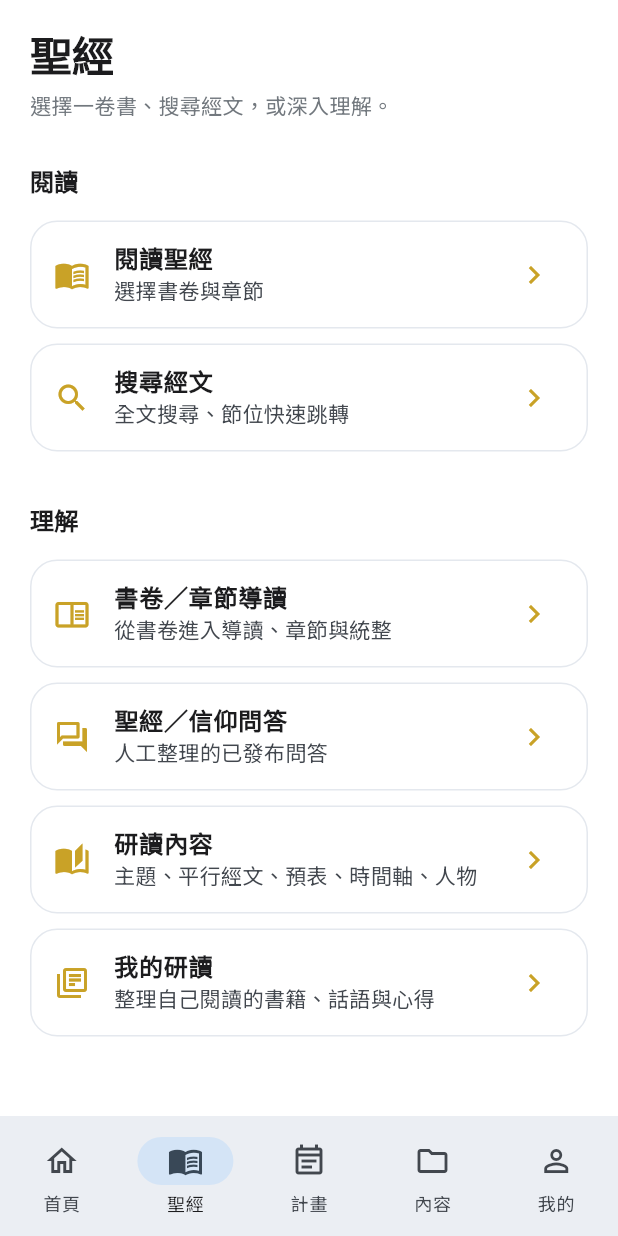
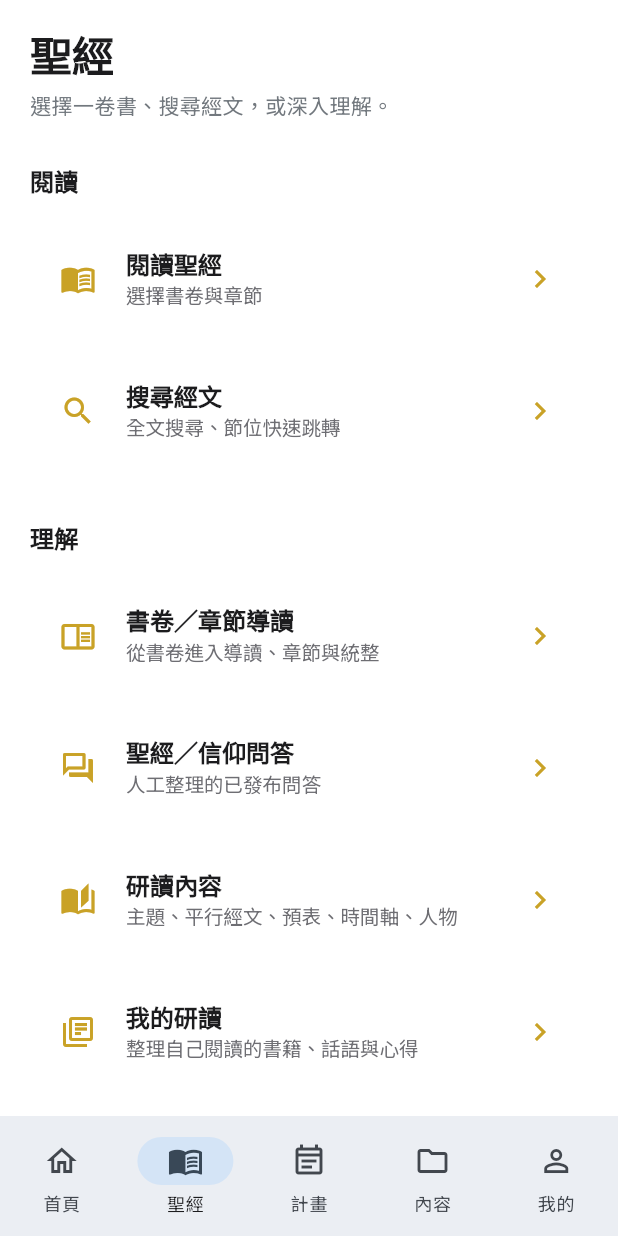
Before and after one commit to zhen-space/bible_app, a Flutter app: the screen it shows after launch, item 2 of the bottom bar chosen, on a phone screen of 412 x 824 dp. Run offline on Flutter 3.47's test engine with Material 3 defaults, Android fonts, the phone set to English and light mode, and no system bars; our stand-ins replace cloud_firestore, firebase_auth, firebase_core, flutter_riverpod, flutter_tts, google_sign_in and 6 more; missing offline and left inert: dart:js_interop, google_sign_in_web; accounts and stored records are empty.

Commit message:
style: unify Student list and form visual language

```diff
--- a/lib/theme/app_theme.dart
+++ b/lib/theme/app_theme.dart
@@ -2,41 +2,32 @@ import 'package:flutter/material.dart';
 
 import '../models/models.dart';
 
-/// 深淺色主題。所有畫面顏色一律透過 Theme 或 [highlightColor] 取得，
-/// 不在 widget 裡寫死顏色（深色模式第一天就要對）。
 class AppTheme {
-  // 品牌藍漸層（使用者指定四色，由淺到深）：
-  static const _bluePale = Color(0xFF8AC4DE); // 最淺
-  static const _blueMid = Color(0xFF6C9BD2); // 中
-  static const _blue = Color(0xFF0086CC); // 主色
-  static const _blueDeep = Color(0xFF005B98); // 深
-  static const _blueOnDark = Color(0xFF6C9BD2); // 深色模式用的亮藍
-  static const _gold = Color(0xFFC9A227); // 金（圖標）
-  static const _goldDark = Color(0xFFD8B84A); // 深色模式的金
-  static const _ink = Color(0xFF1C1C1E); // 黑字
-  static const _cardBorder = Color(0xFFE4E8EE); // 白卡片在白底上的細邊
-  static const _blueContainer = Color(0xFFE4F0F8); // 淺藍容器（章節格等）
-  static const _navy = Color(0xFF071726); // 深藍底
-  static const _navyCard = Color(0xFF0E2438); // 深藍卡片
-  static const _navyContainer = Color(0xFF16324B); // 深藍容器
+  static const _bluePale = Color(0xFF8AC4DE);
+  static const _blueMid = Color(0xFF6C9BD2);
+  static const _blue = Color(0xFF0086CC);
+  static const _blueDeep = Color(0xFF005B98);
+  static const _blueOnDark = Color(0xFF6C9BD2);
+  static const _gold = Color(0xFFC9A227);
+  static const _goldDark = Color(0xFFD8B84A);
+  static const _ink = Color(0xFF1C1C1E);
+  static const _separator = Color(0xFFE5E5EA);
+  static const _field = Color(0xFFF4F5F7);
+  static const _blueContainer = Color(0xFFE4F0F8);
+  static const _navy = Color(0xFF071726);
+  static const _navyCard = Color(0xFF0E2438);
+  static const _navyContainer = Color(0xFF16324B);
 
-  /// 今日經文卡等強調處的品牌藍漸層（淺→深）。
   static const brandGradient = LinearGradient(
     begin: Alignment.topLeft,
     end: Alignment.bottomRight,
     colors: [_blue, _blueDeep],
   );
 
-  /// 次要強調藍（進度條、連結）。
   static const accentBlue = _blueMid;
-
-  /// 最淺品牌藍（章節格底）。
   static const paleBlue = _bluePale;
-
-  /// 打包的繁中字型（網頁版不依賴 Google CDN，各平台字型一致）。
   static const _fontFamily = 'NotoSansTC';
 
-  // iOS 風大標題（左對齊、粗體、稍大）。
   static const _titleStyle = TextStyle(
     fontFamily: _fontFamily,
     fontSize: 20,
@@ -44,12 +35,32 @@ class AppTheme {
     letterSpacing: -0.3,
   );
 
+  static InputDecorationTheme _inputTheme(Color fill, Color outline) =>
+      InputDecorationTheme(
+        filled: true,
+        fillColor: fill,
+        contentPadding:
+            const EdgeInsets.symmetric(horizontal: 14, vertical: 13),
+        border: OutlineInputBorder(
+          borderRadius: BorderRadius.circular(12),
+          borderSide: BorderSide.none,
+        ),
+        enabledBorder: OutlineInputBorder(
+          borderRadius: BorderRadius.circular(12),
+          borderSide: BorderSide.none,
+        ),
+        focusedBorder: OutlineInputBorder(
+          borderRadius: BorderRadius.circular(12),
+          borderSide: BorderSide(color: outline, width: 1.3),
+        ),
+      );
+
   static final ThemeData light = ThemeData(
     colorScheme: ColorScheme.fromSeed(
       seedColor: _blue,
       brightness: Brightness.light,
     ).copyWith(
-      primary: _blue, // 強調藍
+      primary: _blue,
       onPrimary: Colors.white,
       secondary: _gold,
       onSecondary: Colors.white,
@@ -58,35 +69,54 @@ class AppTheme {
       onSurface: _ink,
       surfaceContainerHighest: _blueContainer,
       surfaceContainerHigh: _blueContainer,
-      primaryContainer: _blue, // 強調卡（今日經文/導讀方格）＝實心藍
+      primaryContainer: _blue,
       onPrimaryContainer: Colors.white,
     ),
     useMaterial3: true,
     fontFamily: _fontFamily,
-    scaffoldBackgroundColor: Colors.white, // 整個白底
+    scaffoldBackgroundColor: Colors.white,
+    materialTapTargetSize: MaterialTapTargetSize.padded,
     iconTheme: const IconThemeData(color: _gold),
     cardTheme: CardThemeData(
       elevation: 0,
       color: Colors.white,
       surfaceTintColor: Colors.transparent,
-      shape: RoundedRectangleBorder(
-        borderRadius: BorderRadius.circular(18),
-        side: const BorderSide(color: _cardBorder),
-      ),
+      shape: RoundedRectangleBorder(borderRadius: BorderRadius.circular(16)),
       margin: EdgeInsets.zero,
     ),
     appBarTheme: AppBarTheme(
       backgroundColor: Colors.white,
-      foregroundColor: _ink, // 標題黑字
+      foregroundColor: _ink,
       elevation: 0,
       scrolledUnderElevation: 0,
       centerTitle: false,
       titleTextStyle: _titleStyle.copyWith(color: _ink),
-      iconTheme: const IconThemeData(color: _gold), // leading 金
-      actionsIconTheme: const IconThemeData(color: _gold), // actions 金
+      iconTheme: const IconThemeData(color: _gold),
+      actionsIconTheme: const IconThemeData(color: _gold),
     ),
-    listTileTheme: const ListTileThemeData(iconColor: _gold),
-    dividerTheme: const DividerThemeData(color: _cardBorder, thickness: 1),
+    listTileTheme: const ListTileThemeData(
+      iconColor: _gold,
+      contentPadding: EdgeInsets.symmetric(horizontal: 20, vertical: 3),
+      minVerticalPadding: 10,
+      minLeadingWidth: 28,
+      titleTextStyle: TextStyle(
+        fontFamily: _fontFamily,
+        fontSize: 16,
+        fontWeight: FontWeight.w500,
+        color: _ink,
+      ),
+      subtitleTextStyle: TextStyle(
+        fontFamily: _fontFamily,
+        fontSize: 13,
+        color: Color(0xFF6E6E73),
+      ),
+    ),
+    inputDecorationTheme: _inputTheme(_field, _blue),
+    dividerTheme: const DividerThemeData(
+      color: _separator,
+      thickness: 0.7,
+      space: 1,
+    ),
   );
 
   static final ThemeData dark = ThemeData(
@@ -103,18 +133,19 @@ class AppTheme {
       onSurface: Colors.white,
       surfaceContainerHighest: _navyContainer,
       surfaceContainerHigh: _navyContainer,
-      primaryContainer: _blueDeep, // 強調卡＝深藍
+      primaryContainer: _blueDeep,
       onPrimaryContainer: Colors.white,
     ),
     useMaterial3: true,
     fontFamily: _fontFamily,
     scaffoldBackgroundColor: _navy,
+    materialTapTargetSize: MaterialTapTargetSize.padded,
     iconTheme: const IconThemeData(color: _goldDark),
     cardTheme: CardThemeData(
       elevation: 0,
       color: _navyCard,
       surfaceTintColor: Colors.transparent,
-      shape: RoundedRectangleBorder(borderRadius: BorderRadius.circular(18)),
+      shape: RoundedRectangleBorder(borderRadius: BorderRadius.circular(16)),
       margin: EdgeInsets.zero,
     ),
     appBarTheme: AppBarTheme(
@@ -127,10 +158,31 @@ class AppTheme {
       iconTheme: const IconThemeData(color: _goldDark),
       actionsIconTheme: const IconThemeData(color: _goldDark),
     ),
-    listTileTheme: const ListTileThemeData(iconColor: _goldDark),
+    listTileTheme: const ListTileThemeData(
+      iconColor: _goldDark,
+      contentPadding: EdgeInsets.symmetric(horizontal: 20, vertical: 3),
+      minVerticalPadding: 10,
+      minLeadingWidth: 28,
+      titleTextStyle: TextStyle(
+        fontFamily: _fontFamily,
+        fontSize: 16,
+        fontWeight: FontWeight.w500,
+        color: Colors.white,
+      ),
+      subtitleTextStyle: TextStyle(
+        fontFamily: _fontFamily,
+        fontSize: 13,
+        color: Color(0xFFB7BCC4),
+      ),
+    ),
+    inputDecorationTheme: _inputTheme(_navyContainer, _blueOnDark),
+    dividerTheme: const DividerThemeData(
+      color: Color(0xFF24394C),
+      thickness: 0.7,
+      space: 1,
+    ),
   );
 
-  /// 螢光筆顏色（深淺色各一組，不寫死單一色）。
   static Color highlightColor(HighlightColor c, bool isDark) {
     switch (c) {
       case HighlightColor.yellow:
@@ -146,7 +198,6 @@ class AppTheme {
     }
   }
 
-  /// 螢光筆選色器上顯示的實色。
   static Color highlightSwatch(HighlightColor c) {
     switch (c) {
       case HighlightColor.yellow:
```
